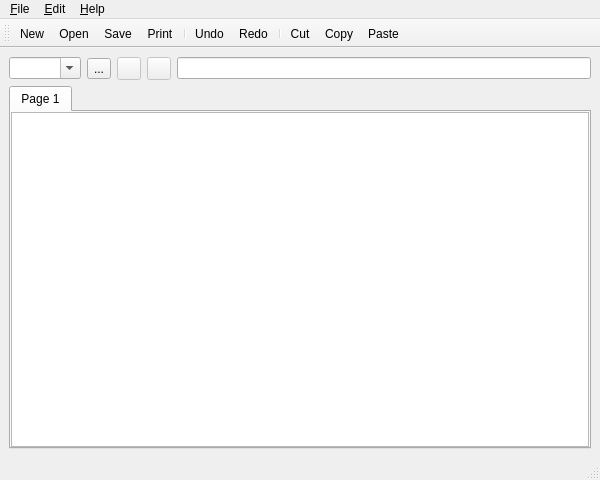
Qt form StupidSheet/ui/windowbase.ui (ralsina/stupidsheet) before a commit.
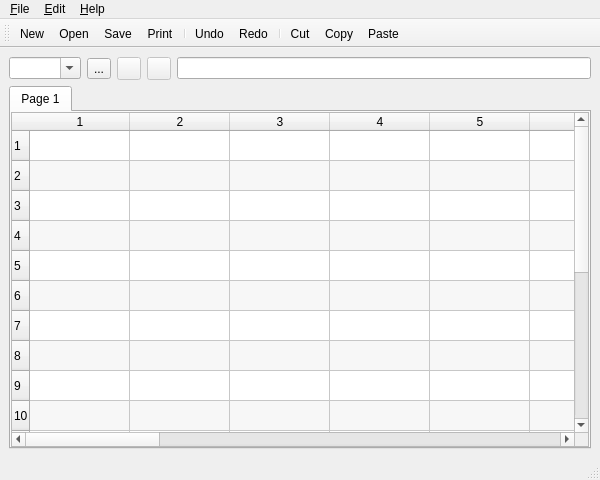
The same form after that commit. Icons and pictures are not drawn.

Commit message:
You can now use the in-cell editor or the on-top editor.
Not quite as nice as in other sheets, because they don't
follow each others contents, but nice enough for now.

The edit to the form file:
```diff
--- a/StupidSheet/ui/windowbase.ui
+++ b/StupidSheet/ui/windowbase.ui
@@ -100,6 +100,52 @@
           <property name="alternatingRowColors" >
            <bool>true</bool>
           </property>
+          <property name="rowCount" >
+           <number>20</number>
+          </property>
+          <property name="columnCount" >
+           <number>20</number>
+          </property>
+          <row/>
+          <row/>
+          <row/>
+          <row/>
+          <row/>
+          <row/>
+          <row/>
+          <row/>
+          <row/>
+          <row/>
+          <row/>
+          <row/>
+          <row/>
+          <row/>
+          <row/>
+          <row/>
+          <row/>
+          <row/>
+          <row/>
+          <row/>
+          <column/>
+          <column/>
+          <column/>
+          <column/>
+          <column/>
+          <column/>
+          <column/>
+          <column/>
+          <column/>
+          <column/>
+          <column/>
+          <column/>
+          <column/>
+          <column/>
+          <column/>
+          <column/>
+          <column/>
+          <column/>
+          <column/>
+          <column/>
          </widget>
         </item>
        </layout>
```
Left out of the diff: 10 changed lines with no effect on the pictures. The commit also changes 2 other files.
